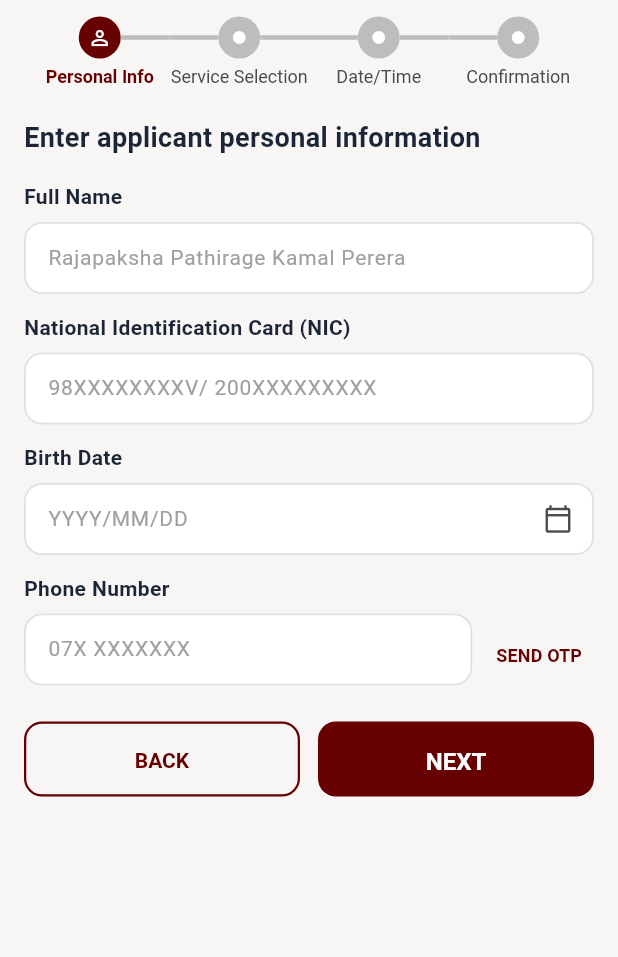
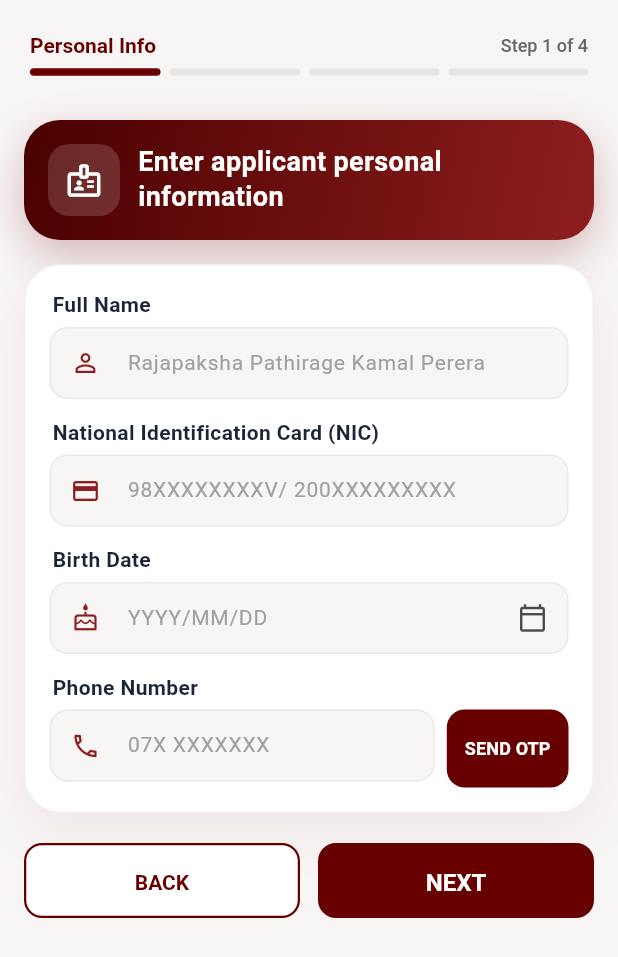
Before and after one commit to SPraneepa/dmt-app, a Flutter app: the ApplicantDetailsScreen screen opened directly, on a phone screen of 412 x 824 dp. Shown: the top 957 px of the screen. Run offline on Flutter 3.47's test engine with Material 3 defaults, Android fonts, the phone set to English and light mode, and no system bars; our stand-ins replace pdf, printing.

Commit message:
feat(applicant_details) : Update applicant details UI

```diff
--- a/lib/screens/applicant_details_screen.dart
+++ b/lib/screens/applicant_details_screen.dart
@@ -24,6 +24,9 @@ class _ApplicantDetailsScreenState extends State<ApplicantDetailsScreen> {
 
   bool _isPhoneVerified = false;
 
+  // UI constant: height shared by inputs and the phone-row action
+  static const double _fieldHeight = 52;
+
   @override
   void dispose() {
     _nicController.dispose();
@@ -39,9 +42,11 @@ class _ApplicantDetailsScreenState extends State<ApplicantDetailsScreen> {
     showModalBottomSheet(
       context: context,
       isScrollControlled: true,
+      backgroundColor: AppColors.surface,
+      showDragHandle: true,
       shape: RoundedRectangleBorder(
         borderRadius: BorderRadius.vertical(
-          top: Radius.circular(AppSizes.radiusLg),
+          top: Radius.circular(AppSizes.radiusLg + 8),
         ),
       ),
       builder: (context) => SafeArea(
@@ -51,48 +56,83 @@ class _ApplicantDetailsScreenState extends State<ApplicantDetailsScreen> {
             bottom: MediaQuery.of(context).viewInsets.bottom + AppSizes.md,
             left: AppSizes.lg,
             right: AppSizes.lg,
-            top: AppSizes.md,
+            top: AppSizes.xs,
           ),
           child: Column(
             mainAxisSize: MainAxisSize.min,
-            crossAxisAlignment: CrossAxisAlignment.start,
+            crossAxisAlignment: CrossAxisAlignment.center,
             children: [
+              Container(
+                width: 56,
+                height: 56,
+                decoration: BoxDecoration(
+                  color: AppColors.primary.withValues(alpha: 0.08),
+                  shape: BoxShape.circle,
+                ),
+                child: const Icon(
+                  Icons.sms_outlined,
+                  color: AppColors.primary,
+                  size: 26,
+                ),
+              ),
+              const SizedBox(height: AppSizes.md),
               const Text(
                 'Verify Phone Number',
+                textAlign: TextAlign.center,
                 style: TextStyle(
                   fontSize: AppSizes.textSubtitle,
-                  fontWeight: FontWeight.bold,
+                  fontWeight: FontWeight.w700,
                   color: AppColors.primaryMaroon,
                 ),
               ),
               const SizedBox(height: AppSizes.xs),
               Text(
                 'Enter the 4-digit code sent to ${_phoneController.text}',
+                textAlign: TextAlign.center,
                 style: const TextStyle(
                   fontSize: AppSizes.textBody,
                   color: AppColors.textSecondary,
                   height: 1.4,
                 ),
               ),
-              const SizedBox(height: AppSizes.md),
+              const SizedBox(height: AppSizes.lg),
               TextField(
                 controller: otpController,
                 keyboardType: TextInputType.number,
                 maxLength: 4,
+                textAlign: TextAlign.center,
                 style: const TextStyle(
                   color: AppColors.textPrimary,
+                  fontSize: 24,
+                  letterSpacing: 10,
+                  fontWeight: FontWeight.w700,
+                ),
+                decoration: InputDecoration(
+                  labelText: 'OTP Code (Enter 1234)',
+                  labelStyle: const TextStyle(
+                    color: AppColors.textSecondary,
+                    fontWeight: FontWeight.w500,
+                    letterSpacing: 0,
                     fontSize: AppSizes.textBody,
-                  fontWeight: FontWeight.w600,
                   ),
-                decoration: const InputDecoration(
-                  labelText: 'OTP Code (Enter 1234)',
-                  labelStyle: TextStyle(
-                    color: AppColors.textSecondary,
-                    fontWeight: FontWeight.w600,
+                  floatingLabelAlignment: FloatingLabelAlignment.center,
+                  counterText: '',
+                  filled: true,
+                  fillColor: AppColors.background,
+                  contentPadding: const EdgeInsets.symmetric(
+                    vertical: AppSizes.md,
                   ),
-                  border: OutlineInputBorder(),
-                  filled: true,
-                  fillColor: AppColors.inputFill,
+                  enabledBorder: OutlineInputBorder(
+                    borderRadius: BorderRadius.circular(AppSizes.radiusMd),
+                    borderSide: const BorderSide(color: AppColors.border),
+                  ),
+                  focusedBorder: OutlineInputBorder(
+                    borderRadius: BorderRadius.circular(AppSizes.radiusMd),
+                    borderSide: const BorderSide(
+                      color: AppColors.primaryMaroon,
+                      width: 1.8,
+                    ),
+                  ),
                 ),
               ),
               const SizedBox(height: AppSizes.md),
@@ -108,12 +148,14 @@ class _ApplicantDetailsScreenState extends State<ApplicantDetailsScreen> {
                     Navigator.pop(context);
                     ScaffoldMessenger.of(context).showSnackBar(
                       const SnackBar(
+                        behavior: SnackBarBehavior.floating,
                         content: Text('Phone number verified successfully!'),
                       ),
                     );
                   } else {
                     ScaffoldMessenger.of(context).showSnackBar(
                       const SnackBar(
+                        behavior: SnackBarBehavior.floating,
                         content: Text('Invalid OTP. Use 1234 for demo.'),
                       ),
                     );
@@ -132,6 +174,7 @@ class _ApplicantDetailsScreenState extends State<ApplicantDetailsScreen> {
       if (!_isPhoneVerified) {
         ScaffoldMessenger.of(context).showSnackBar(
           const SnackBar(
+            behavior: SnackBarBehavior.floating,
             content: Text('Please verify your phone number before proceeding.'),
           ),
         );
@@ -154,7 +197,7 @@ class _ApplicantDetailsScreenState extends State<ApplicantDetailsScreen> {
 
   Widget _buildFieldLabel(String label) {
     return Padding(
-      padding: const EdgeInsets.only(bottom: AppSizes.xxs),
+      padding: const EdgeInsets.only(bottom: AppSizes.xs, left: 2),
       child: Text(
         label,
         style: const TextStyle(
@@ -166,7 +209,16 @@ class _ApplicantDetailsScreenState extends State<ApplicantDetailsScreen> {
     );
   }
 
-  InputDecoration _buildInputDecoration(String hintText, {Widget? suffixIcon}) {
+  InputDecoration _buildInputDecoration(
+    String hintText, {
+    Widget? suffixIcon,
+    IconData? prefixIcon,
+  }) {
+    OutlineInputBorder border(Color color, double width) => OutlineInputBorder(
+      borderRadius: BorderRadius.circular(AppSizes.radiusMd),
+      borderSide: BorderSide(color: color, width: width),
+    );
+
     return InputDecoration(
       hintText: hintText,
       hintStyle: const TextStyle(
@@ -174,30 +226,22 @@ class _ApplicantDetailsScreenState extends State<ApplicantDetailsScreen> {
         fontSize: AppSizes.textBody,
       ),
       filled: true,
-      fillColor: AppColors.inputFill,
+      fillColor: AppColors.background,
       contentPadding: const EdgeInsets.symmetric(
         horizontal: AppSizes.md,
         vertical: AppSizes.sm,
       ),
+      prefixIcon: prefixIcon == null
+          ? null
+          : Icon(prefixIcon, size: 20, color: AppColors.primarySoft),
       suffixIcon: suffixIcon,
-      enabledBorder: OutlineInputBorder(
-        borderRadius: BorderRadius.circular(AppSizes.radiusMd),
-        borderSide: const BorderSide(color: AppColors.inputBorder, width: 1.2),
-      ),
-      focusedBorder: OutlineInputBorder(
-        borderRadius: BorderRadius.circular(AppSizes.radiusMd),
-        borderSide: const BorderSide(
-          color: AppColors.primaryMaroon,
-          width: 1.6,
-        ),
-      ),
-      errorBorder: OutlineInputBorder(
-        borderRadius: BorderRadius.circular(AppSizes.radiusMd),
-        borderSide: const BorderSide(color: Colors.red, width: 1.2),
-      ),
-      focusedErrorBorder: OutlineInputBorder(
-        borderRadius: BorderRadius.circular(AppSizes.radiusMd),
-        borderSide: const BorderSide(color: Colors.red, width: 1.6),
+      enabledBorder: border(AppColors.border.withValues(alpha: 0.6), 1),
+      focusedBorder: border(AppColors.primaryMaroon, 1.8),
+      errorBorder: border(AppColors.error, 1.2),
+      focusedErrorBorder: border(AppColors.error, 1.8),
+      errorStyle: const TextStyle(
+        color: AppColors.error,
+        fontSize: AppSizes.textCaption,
       ),
     );
   }
@@ -214,75 +258,159 @@ class _ApplicantDetailsScreenState extends State<ApplicantDetailsScreen> {
 
     return Padding(
       padding: const EdgeInsets.symmetric(horizontal: AppSizes.xs),
-      child: Row(
-        mainAxisAlignment: MainAxisAlignment.spaceEvenly,
-        crossAxisAlignment: CrossAxisAlignment.start,
-        children: List.generate(steps.length, (index) {
-          final isActive = index == currentStep;
-          final isCompleted = index < currentStep;
-
-          Color activeColor = AppColors.primaryMaroon;
-          Color inactiveColor = Colors.grey.shade400;
-
-          return Expanded(
       child: Column(
         mainAxisSize: MainAxisSize.min,
+        crossAxisAlignment: CrossAxisAlignment.start,
         children: [
           Row(
+            mainAxisAlignment: MainAxisAlignment.spaceBetween,
             children: [
-                    Expanded(
-                      child: Container(
-                        height: 3,
-                        color: index == 0
-                            ? Colors.transparent
-                            : (index <= currentStep
-                                  ? activeColor
-                                  : inactiveColor),
+              Text(
+                steps[currentStep]['title'] as String,
+                style: const TextStyle(
+                  fontSize: AppSizes.textBody,
+                  fontWeight: FontWeight.w700,
+                  color: AppColors.primaryMaroon,
                 ),
               ),
-                    Container(
-                      width: 28,
-                      height: 28,
-                      decoration: BoxDecoration(
-                        color: isActive || isCompleted
-                            ? activeColor
-                            : inactiveColor,
-                        shape: BoxShape.circle,
-                      ),
-                      child: Center(
-                        child: Icon(
-                          steps[index]['icon'] as IconData? ?? Icons.circle,
-                          size: steps[index]['icon'] != null ? 16 : 10,
-                          color: Colors.white,
-                        ),
-                      ),
-                    ),
-                    Expanded(
-                      child: Container(
-                        height: 3,
-                        color: index == steps.length - 1
-                            ? Colors.transparent
-                            : (index < currentStep
-                                  ? activeColor
-                                  : inactiveColor),
+              Text(
+                'Step ${currentStep + 1} of ${steps.length}',
+                style: const TextStyle(
+                  fontSize: AppSizes.textCaption,
+                  fontWeight: FontWeight.w500,
+                  color: AppColors.textMuted,
                 ),
               ),
             ],
           ),
-                const SizedBox(height: 4),
-                Text(
-                  steps[index]['title'] as String,
-                  textAlign: TextAlign.center,
+          const SizedBox(height: AppSizes.xs + 2),
+          Row(
+            children: List.generate(steps.length, (index) {
+              final isReached = index <= currentStep;
+              return Expanded(
+                child: AnimatedContainer(
+                  duration: const Duration(milliseconds: 300),
+                  height: 5,
+                  margin: EdgeInsets.only(
+                    right: index == steps.length - 1 ? 0 : 6,
+                  ),
+                  decoration: BoxDecoration(
+                    color: isReached
+                        ? AppColors.primaryMaroon
+                        : AppColors.border.withValues(alpha: 0.7),
+                    borderRadius: BorderRadius.circular(10),
+                  ),
+                ),
+              );
+            }),
+          ),
+        ],
+      ),
+    );
+  }
+
+  Widget _buildHeaderBanner() {
+    return Container(
+      width: double.infinity,
+      padding: const EdgeInsets.all(AppSizes.lg),
+      decoration: BoxDecoration(
+        gradient: const LinearGradient(
+          begin: Alignment.topLeft,
+          end: Alignment.bottomRight,
+          colors: [AppColors.primaryDark, AppColors.primarySoft],
+        ),
+        borderRadius: BorderRadius.circular(24),
+        boxShadow: [
+          BoxShadow(
+            color: AppColors.primary.withValues(alpha: 0.25),
+            blurRadius: 24,
+            offset: const Offset(0, 10),
+          ),
+        ],
+      ),
+      child: Row(
+        children: [
+          Container(
+            width: 48,
+            height: 48,
+            decoration: BoxDecoration(
+              color: Colors.white.withValues(alpha: 0.16),
+              borderRadius: BorderRadius.circular(14),
+            ),
+            child: const Icon(
+              Icons.badge_outlined,
+              color: AppColors.textLight,
+              size: 26,
+            ),
+          ),
+          const SizedBox(width: AppSizes.md),
+          const Expanded(
+            child: Text(
+              'Enter applicant personal information',
               style: TextStyle(
-                    fontSize: AppSizes.textCaption,
-                    fontWeight: isActive ? FontWeight.bold : FontWeight.normal,
-                    color: isActive ? activeColor : AppColors.textSecondary,
+                fontSize: AppSizes.textSubtitle,
+                fontWeight: FontWeight.w700,
+                color: AppColors.textLight,
+                height: 1.25,
+              ),
             ),
           ),
         ],
       ),
     );
-        }),
+  }
+
+  Widget _buildVerifiedBadge() {
+    return Container(
+      height: _fieldHeight,
+      padding: const EdgeInsets.symmetric(horizontal: AppSizes.sm + 2),
+      decoration: BoxDecoration(
+        color: AppColors.success.withValues(alpha: 0.10),
+        borderRadius: BorderRadius.circular(AppSizes.radiusMd),
+      ),
+      child: const Row(
+        mainAxisSize: MainAxisSize.min,
+        children: [
+          Icon(Icons.check_circle, color: AppColors.success, size: 18),
+          SizedBox(width: 4),
+          Text(
+            'VERIFIED',
+            style: TextStyle(
+              color: AppColors.success,
+              fontWeight: FontWeight.bold,
+              fontSize: AppSizes.textCaption,
+            ),
+          ),
+        ],
+      ),
+    );
+  }
+
+  Widget _buildSendOtpButton() {
+    return SizedBox(
+      height: _fieldHeight,
+      child: FilledButton(
+        onPressed: () {
+          if (_formKey.currentState!.validate()) {
+            _showOtpModal();
+          }
+        },
+        style: FilledButton.styleFrom(
+          backgroundColor: AppColors.primaryMaroon,
+          foregroundColor: AppColors.textLight,
+          elevation: 0,
+          padding: const EdgeInsets.symmetric(horizontal: AppSizes.md),
+          shape: RoundedRectangleBorder(
+            borderRadius: BorderRadius.circular(AppSizes.radiusMd),
+          ),
+        ),
+        child: const Text(
+          'SEND OTP',
+          style: TextStyle(
+            fontWeight: FontWeight.bold,
+            fontSize: AppSizes.textCaption,
+          ),
+        ),
       ),
     );
   }
@@ -294,8 +422,9 @@ class _ApplicantDetailsScreenState extends State<ApplicantDetailsScreen> {
       appBar: AppBar(
         automaticallyImplyLeading: false,
         backgroundColor: Colors.transparent,
+        surfaceTintColor: Colors.transparent,
         elevation: 0,
-        toolbarHeight: 70,
+        toolbarHeight: 72,
         title: _buildStepIndicator(),
       ),
       body: SingleChildScrollView(
@@ -308,16 +437,30 @@ class _ApplicantDetailsScreenState extends State<ApplicantDetailsScreen> {
           child: Column(
             crossAxisAlignment: CrossAxisAlignment.start,
             children: [
-              const Text(
-                'Enter applicant personal information',
-                style: TextStyle(
-                  fontSize: AppSizes.textSubtitle,
-                  fontWeight: FontWeight.bold,
-                  color: AppColors.textPrimary,
-                ),
-              ),
+              _buildHeaderBanner(),
               const SizedBox(height: AppSizes.lg),
 
+              // Form card
+              Container(
+                width: double.infinity,
+                padding: const EdgeInsets.all(AppSizes.lg),
+                decoration: BoxDecoration(
+                  color: AppColors.surface,
+                  borderRadius: BorderRadius.circular(24),
+                  border: Border.all(
+                    color: AppColors.border.withValues(alpha: 0.5),
+                  ),
+                  boxShadow: [
+                    BoxShadow(
+                      color: AppColors.primary.withValues(alpha: 0.06),
+                      blurRadius: 30,
+                      offset: const Offset(0, 12),
+                    ),
+                  ],
+                ),
+                child: Column(
+                  crossAxisAlignment: CrossAxisAlignment.start,
+                  children: [
                     // Full Name
                     _buildFieldLabel('Full Name'),
                     TextFormField(
@@ -328,13 +471,17 @@ class _ApplicantDetailsScreenState extends State<ApplicantDetailsScreen> {
                         color: AppColors.textPrimary,
                       ),
                       inputFormatters: [
-                  FilteringTextInputFormatter.allow(RegExp(r'[a-zA-Z\s\.]')),
+                        FilteringTextInputFormatter.allow(
+                          RegExp(r'[a-zA-Z\s\.]'),
+                        ),
                       ],
                       decoration: _buildInputDecoration(
                         'Rajapaksha Pathirage Kamal Perera',
+                        prefixIcon: Icons.person_outline,
                       ),
-                validator: (v) =>
-                    (v == null || v.trim().isEmpty) ? 'Enter full name' : null,
+                      validator: (v) => (v == null || v.trim().isEmpty)
+                          ? 'Enter full name'
+                          : null,
                     ),
                     const SizedBox(height: AppSizes.md),
 
@@ -350,11 +497,18 @@ class _ApplicantDetailsScreenState extends State<ApplicantDetailsScreen> {
                         FilteringTextInputFormatter.allow(RegExp(r'[0-9vVxX]')),
                         LengthLimitingTextInputFormatter(12),
                       ],
-                decoration: _buildInputDecoration('98XXXXXXXXV/ 200XXXXXXXXX'),
+                      decoration: _buildInputDecoration(
+                        '98XXXXXXXXV/ 200XXXXXXXXX',
+                        prefixIcon: Icons.credit_card_outlined,
+                      ),
                       validator: (v) {
-                  if (v == null || v.trim().isEmpty) return 'Enter NIC number';
+                        if (v == null || v.trim().isEmpty) {
+                          return 'Enter NIC number';
+                        }
                         final nic = v.trim();
-                  final nicRegex = RegExp(r'^([0-9]{9}[vVxX]|[0-9]{12})$');
+                        final nicRegex = RegExp(
+                          r'^([0-9]{9}[vVxX]|[0-9]{12})$',
+                        );
                         if (!nicRegex.hasMatch(nic)) {
                           return 'Enter valid NIC';
                         }
@@ -373,7 +527,9 @@ class _ApplicantDetailsScreenState extends State<ApplicantDetailsScreen> {
                           : null,
                       onTap: () async {
                         final nic = _nicController.text.trim();
-                  final nicRegex = RegExp(r'^([0-9]{9}[vVxX]|[0-9]{12})$');
+                        final nicRegex = RegExp(
+                          r'^([0-9]{9}[vVxX]|[0-9]{12})$',
+                        );
 
                         if (nic.isEmpty || !nicRegex.hasMatch(nic)) {
                           return;
@@ -416,6 +572,7 @@ class _ApplicantDetailsScreenState extends State<ApplicantDetailsScreen> {
                       ),
                       decoration: _buildInputDecoration(
                         'YYYY/MM/DD',
+                        prefixIcon: Icons.cake_outlined,
                         suffixIcon: const Icon(
                           Icons.calendar_today_outlined,
                           color: AppColors.textSecondary,
@@ -431,7 +588,6 @@ class _ApplicantDetailsScreenState extends State<ApplicantDetailsScreen> {
                       crossAxisAlignment: CrossAxisAlignment.start,
                       children: [
                         Expanded(
-                    flex: 3,
                           child: TextFormField(
                             controller: _phoneController,
                             keyboardType: TextInputType.phone,
@@ -443,65 +599,30 @@ class _ApplicantDetailsScreenState extends State<ApplicantDetailsScreen> {
                               FilteringTextInputFormatter.digitsOnly,
                               LengthLimitingTextInputFormatter(10),
                             ],
-                      decoration: _buildInputDecoration('07X XXXXXXX'),
+                            decoration: _buildInputDecoration(
+                              '07X XXXXXXX',
+                              prefixIcon: Icons.phone_outlined,
+                            ),
                             validator: (v) {
-                        if (v == null || v.isEmpty) return 'Enter phone number';
+                              if (v == null || v.isEmpty) {
+                                return 'Enter phone number';
+                              }
                               final phoneRegex = RegExp(r'^07[0-9]{8}$');
-                        if (!phoneRegex.hasMatch(v)) return 'Invalid phone';
+                              if (!phoneRegex.hasMatch(v)) {
+                                return 'Invalid phone';
+                              }
                               return null;
                             },
                           ),
                         ),
                         const SizedBox(width: AppSizes.sm),
-                  Padding(
-                    padding: const EdgeInsets.only(top: 4.0),
-                    child: _isPhoneVerified
-                        ? const Padding(
-                            padding: EdgeInsets.symmetric(
-                              vertical: AppSizes.sm,
-                            ),
-                            child: Row(
-                              children: [
-                                Icon(
-                                  Icons.check_circle,
-                                  color: Colors.green,
-                                  size: 18,
-                                ),
-                                SizedBox(width: 4),
-                                Text(
-                                  'VERIFIED',
-                                  style: TextStyle(
-                                    color: Colors.green,
-                                    fontWeight: FontWeight.bold,
-                                    fontSize: AppSizes.textCaption,
-                                  ),
+                        _isPhoneVerified
+                            ? _buildVerifiedBadge()
+                            : _buildSendOtpButton(),
+                      ],
                     ),
                   ],
                 ),
-                          )
-                        : TextButton(
-                            onPressed: () {
-                              if (_formKey.currentState!.validate()) {
-                                _showOtpModal();
-                              }
-                            },
-                            style: TextButton.styleFrom(
-                              padding: const EdgeInsets.symmetric(
-                                horizontal: AppSizes.sm,
-                                vertical: AppSizes.sm,
-                              ),
-                            ),
-                            child: const Text(
-                              'SEND OTP',
-                              style: TextStyle(
-                                color: AppColors.primaryMaroon,
-                                fontWeight: FontWeight.bold,
-                                fontSize: AppSizes.textCaption,
-                              ),
-                            ),
-                          ),
-                  ),
-                ],
               ),
               const SizedBox(height: AppSizes.xl),
 
@@ -514,6 +635,7 @@ class _ApplicantDetailsScreenState extends State<ApplicantDetailsScreen> {
                       child: OutlinedButton(
                         onPressed: () => Navigator.pop(context),
                         style: OutlinedButton.styleFrom(
+                          backgroundColor: AppColors.surface,
                           side: const BorderSide(
                             color: AppColors.primaryMaroon,
                             width: 1.5,
@@ -546,6 +668,7 @@ class _ApplicantDetailsScreenState extends State<ApplicantDetailsScreen> {
                   ),
                 ],
               ),
+              const SizedBox(height: AppSizes.lg),
             ],
           ),
         ),
```
Lines whose indentation alone changed are shown as unchanged.
